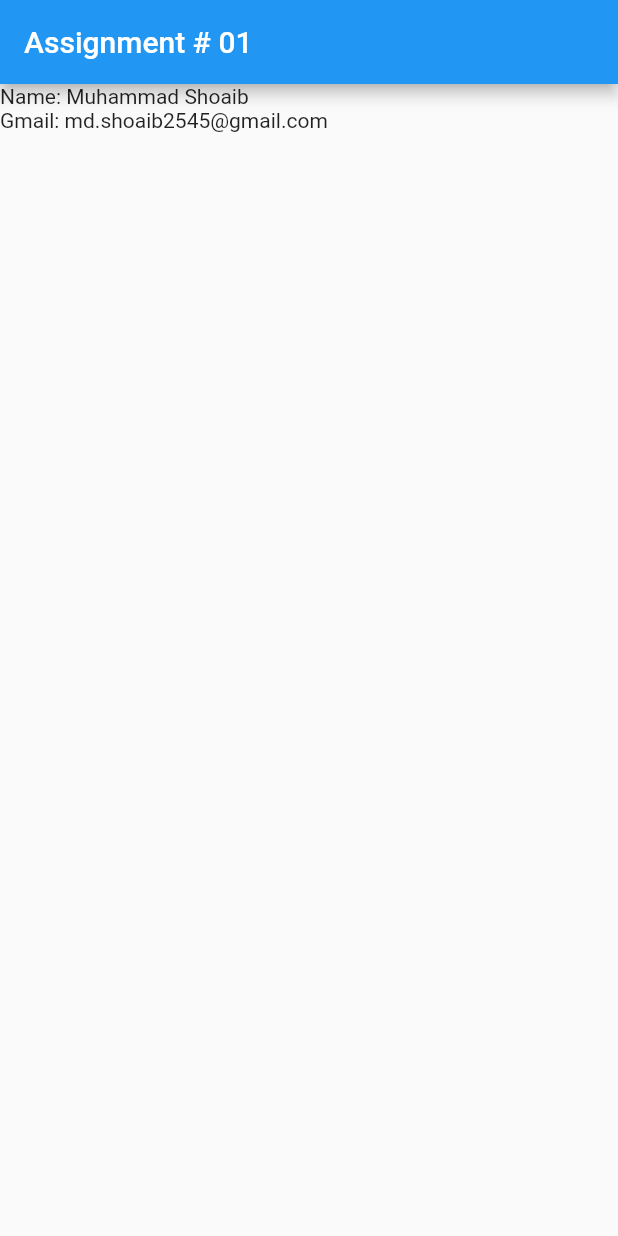
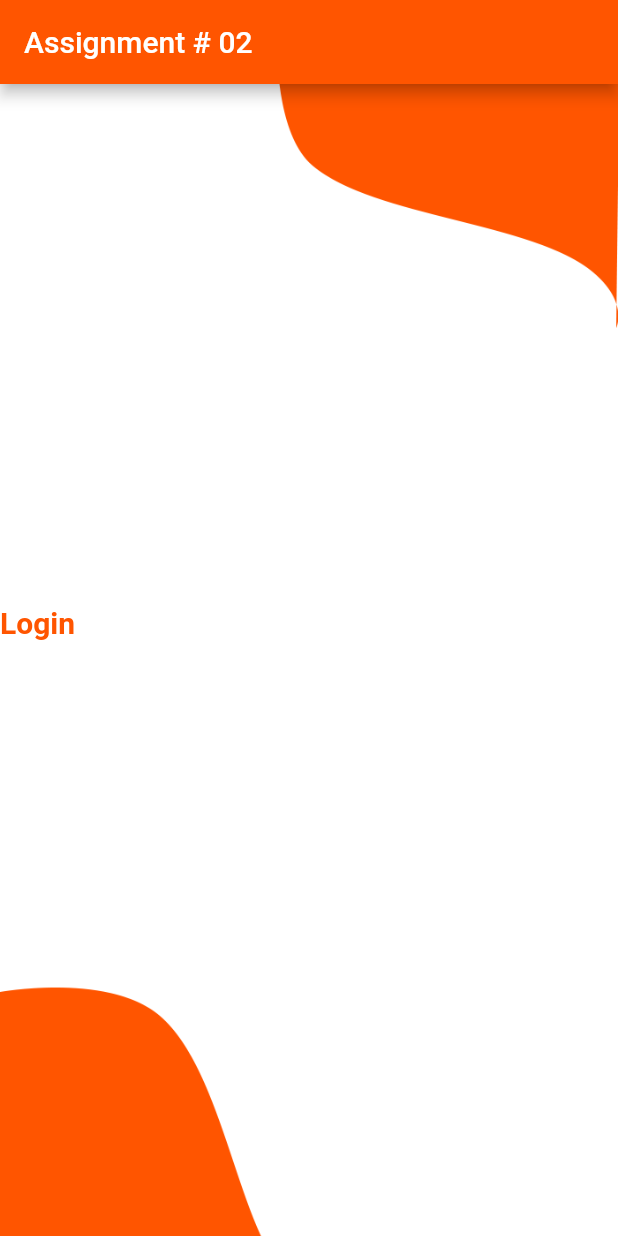
Before and after one commit to Shoaib2545/muhammad_shoaib, a Flutter app: the screen it shows after launch, on a phone screen of 412 x 824 dp. Run offline on Flutter 3.47's test engine with Material 2 defaults, Android fonts, the light colour scheme and no system bars.

Commit message:
2nd assignment

```diff
--- a/lib/main.dart
+++ b/lib/main.dart
@@ -7,12 +7,42 @@ void main() {
 class MyApp extends StatelessWidget {
   @override
   Widget build(BuildContext context) {
-    return MaterialApp(home: Scaffold(
+    return MaterialApp(
+      debugShowCheckedModeBanner: false,
+      home: Scaffold(
       appBar: AppBar(
-      title: Text('Assignment # 01'),
+      title: Text('Assignment # 02'),
+      backgroundColor: Color(0xffff5500),
     ),
-    body: Text('Name: Muhammad Shoaib \nGmail: md.shoaib2545@gmail.com'),
+    body: Container(
+      constraints: BoxConstraints.expand(),
+      decoration: BoxDecoration(
+        image: DecorationImage(
+          image: AssetImage("assets/images/waves_background.png"),
+          fit: BoxFit.cover)),
+          child: Stack(
+            children: [
+              Column(
+                mainAxisAlignment: MainAxisAlignment.center,
+                crossAxisAlignment: CrossAxisAlignment.center,
+                children: [
+                  Text(
+                    'Login',
+                    style: TextStyle(
+                      color: Color(0xffff5500),
+                      fontSize: 20.0,
+                      fontWeight: FontWeight.bold
+                    ),
+                  ),
+                  SizedBox(
+                    height: 50,
+                  ),
+                ],
+              ),
+            ],
     ),
+    ),
+    )
     );
   }
 }
--- a/pubspec.yaml
+++ b/pubspec.yaml
@@ -45,9 +45,8 @@ flutter:
   uses-material-design: true
 
   # To add assets to your application, add an assets section, like this:
-  # assets:
-  #   - images/a_dot_burr.jpeg
-  #   - images/a_dot_ham.jpeg
+  assets:
+    - assets/images/waves_background.png
 
   # An image asset can refer to one or more resolution-specific "variants", see
   # https://flutter.dev/assets-and-images/#resolution-aware.
```
Also changed, not shown: assets/images/waves_background.png (added).
